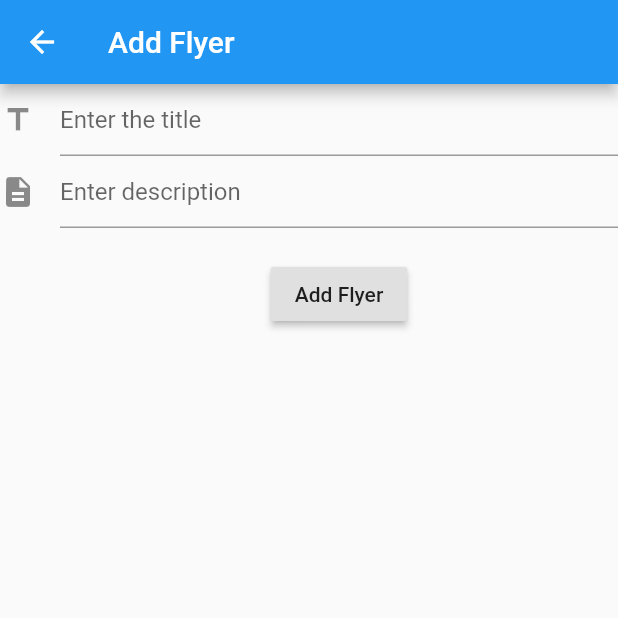
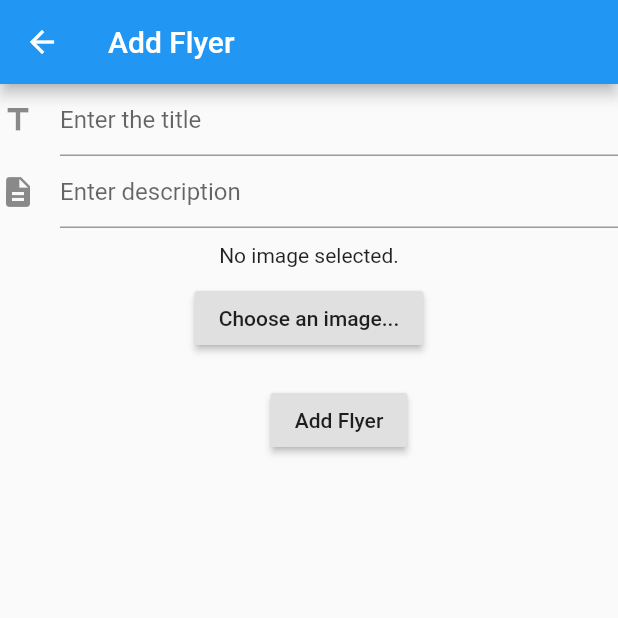
Before and after one commit to shimonmagal/hood, a Flutter app: the AddFlyerForm screen opened directly, on a phone screen of 412 x 824 dp, the top half of it. Run offline on Flutter 3.47's test engine with Material 2 defaults, Android fonts, the phone set to English and light mode, and no system bars; our stand-ins replace image_picker; network calls fail; project files that could hold a hidden picture were left out.

Commit message:
add flyer: support picking image with image picker

```diff
--- a/client/lib/main.dart
+++ b/client/lib/main.dart
@@ -2,6 +2,7 @@ import 'dart:convert';
 import 'dart:io';
 import 'package:flutter/material.dart';
 import 'package:http/http.dart' as http;
+import 'package:image_picker/image_picker.dart';
 
 void main() {
   runApp(MyApp());
@@ -160,7 +161,7 @@ class AddFlyerForm extends StatefulWidget {
 
 class AddFlyerFormState extends State<AddFlyerForm> {
   final _formKey = GlobalKey<FormState>();
-  String existingPhotoUrl;
+  File _image;
 
   @override
   Widget build(BuildContext context) {
@@ -168,6 +169,7 @@ class AddFlyerFormState extends State<AddFlyerForm> {
       appBar: AppBar(title: Text('Add Flyer')),
       body: Form(
         key: _formKey,
+        child: SingleChildScrollView(
           child: Column(
             children: <Widget>[
               TextFormField(
@@ -196,11 +198,20 @@ class AddFlyerFormState extends State<AddFlyerForm> {
                   hintText: 'Enter description'
                 ),
               ),
-
-            //FormField<String>(
-            //  builder:
-            //),
-
+              FormField<String>(
+                builder: (context) => Column(
+                  children: <Widget>[
+                    Container(
+                      margin: const EdgeInsets.all(10.0),
+                      child: _image == null ? Text('No image selected.') : Image.file(_image, height: 300.0),
+                    ),
+                    RaisedButton(
+                      child: Text('Choose an image...'),
+                      onPressed: getImage,
+                    )
+                  ]
+                )
+              ),
               new Container(
                 padding: const EdgeInsets.only(left: 40.0, top: 20.0),
                 child: RaisedButton(
@@ -213,8 +224,16 @@ class AddFlyerFormState extends State<AddFlyerForm> {
                 ),
               ),
             ]
+          ),
         )
       ),
     );
   }
+
+  Future<void> getImage() async {
+    var image = await ImagePicker.pickImage(source: ImageSource.gallery);
+    setState(() {
+      _image = image;
+    });
   }
+}
--- a/client/pubspec.yaml
+++ b/client/pubspec.yaml
@@ -20,6 +20,7 @@ dependencies:
   flutter:
     sdk: flutter
   http: 0.12.1
+  image_picker: 0.6.6+1
 
   # The following adds the Cupertino Icons font to your application.
   # Use with the CupertinoIcons class for iOS style icons.
```
Lines whose indentation alone changed are shown as unchanged.
